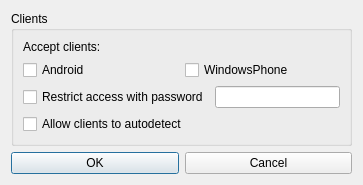
First picture: the form in PCRemoteWin/configdialog.ui, repository kamiljano/PCRemote, before the edit.
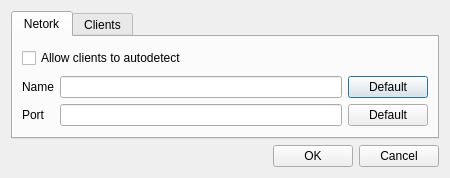
Second picture: the form after the edit.

Diff of the .ui file:
```diff
--- a/PCRemoteWin/configdialog.ui
+++ b/PCRemoteWin/configdialog.ui
@@ -6,8 +6,8 @@
    <rect>
     <x>0</x>
     <y>0</y>
-    <width>363</width>
-    <height>177</height>
+    <width>450</width>
+    <height>178</height>
    </rect>
   </property>
   <property name="windowTitle">
@@ -15,11 +15,70 @@
   </property>
   <layout class="QVBoxLayout" name="verticalLayout">
    <item>
-    <widget class="QGroupBox" name="groupBox">
-     <property name="title">
+    <widget class="QTabWidget" name="tabWidget">
+     <property name="currentIndex">
+      <number>0</number>
+     </property>
+     <widget class="QWidget" name="tab_3">
+      <attribute name="title">
+       <string>Netork</string>
+      </attribute>
+      <layout class="QVBoxLayout" name="verticalLayout_4">
+       <item>
+        <widget class="QCheckBox" name="checkAutodetect">
+         <property name="text">
+          <string>Allow clients to autodetect</string>
+         </property>
+        </widget>
+       </item>
+       <item>
+        <layout class="QGridLayout" name="gridLayout">
+         <item row="0" column="0">
+          <widget class="QLabel" name="label_2">
+           <property name="text">
+            <string>Name</string>
+           </property>
+          </widget>
+         </item>
+         <item row="0" column="1">
+          <widget class="QLineEdit" name="tname"/>
+         </item>
+         <item row="0" column="2">
+          <widget class="QPushButton" name="pushButton_3">
+           <property name="text">
+            <string>Default</string>
+           </property>
+          </widget>
+         </item>
+         <item row="1" column="0">
+          <widget class="QLabel" name="label_3">
+           <property name="text">
+            <string>Port</string>
+           </property>
+          </widget>
+         </item>
+         <item row="1" column="1">
+          <widget class="QLineEdit" name="tport"/>
+         </item>
+         <item row="1" column="2">
+          <widget class="QPushButton" name="pushButton_4">
+           <property name="text">
+            <string>Default</string>
+           </property>
+          </widget>
+         </item>
+        </layout>
+       </item>
+      </layout>
+      <zorder>groupBox</zorder>
+      <zorder>checkAutodetect</zorder>
+      <zorder>gridLayoutWidget</zorder>
+     </widget>
+     <widget class="QWidget" name="tab_4">
+      <attribute name="title">
       <string>Clients</string>
-     </property>
-     <layout class="QVBoxLayout" name="verticalLayout_2">
+      </attribute>
+      <layout class="QVBoxLayout" name="verticalLayout_3">
       <item>
        <widget class="QLabel" name="label">
         <property name="text">
@@ -67,17 +126,37 @@
        </layout>
       </item>
       <item>
-       <widget class="QCheckBox" name="checkAutodetect">
-        <property name="text">
-         <string>Allow clients to autodetect</string>
-        </property>
-       </widget>
-      </item>
-     </layout>
+        <spacer name="verticalSpacer">
+         <property name="orientation">
+          <enum>Qt::Vertical</enum>
+         </property>
+         <property name="sizeHint" stdset="0">
+          <size>
+           <width>20</width>
+           <height>40</height>
+          </size>
+         </property>
+        </spacer>
+       </item>
+      </layout>
+     </widget>
     </widget>
    </item>
    <item>
     <layout class="QHBoxLayout" name="horizontalLayout">
+     <item>
+      <spacer name="horizontalSpacer">
+       <property name="orientation">
+        <enum>Qt::Horizontal</enum>
+       </property>
+       <property name="sizeHint" stdset="0">
+        <size>
+         <width>40</width>
+         <height>20</height>
+        </size>
+       </property>
+      </spacer>
+     </item>
      <item>
       <widget class="QPushButton" name="pushButton_2">
        <property name="text">
```
Lines whose indentation alone changed are shown as unchanged.
